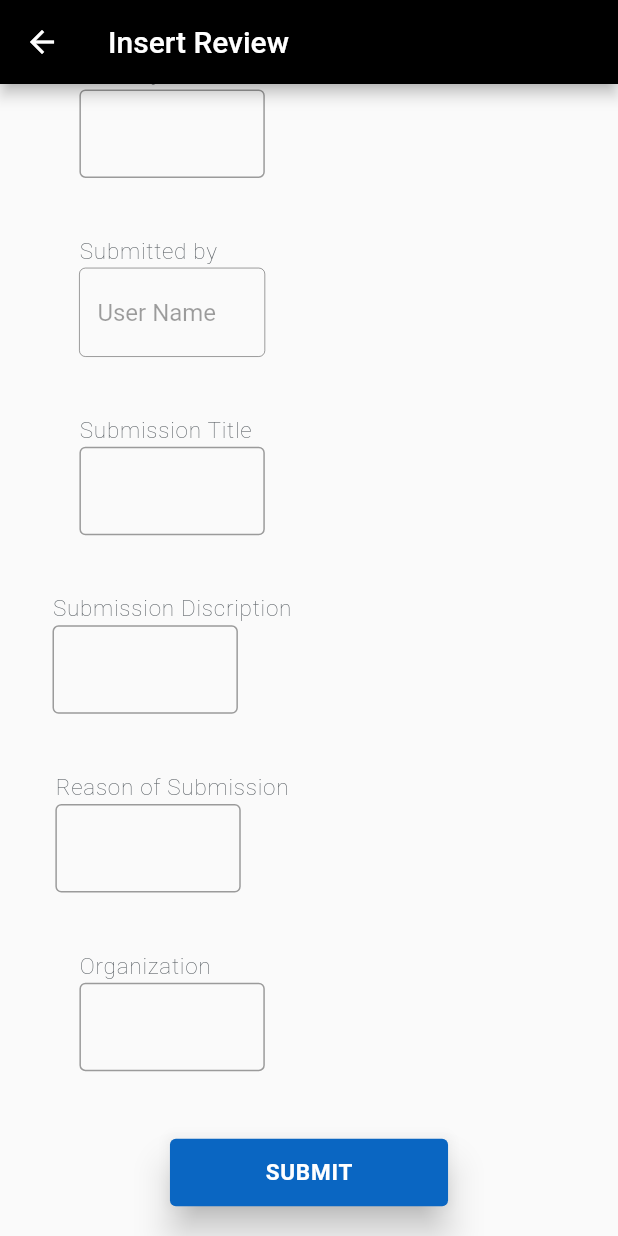
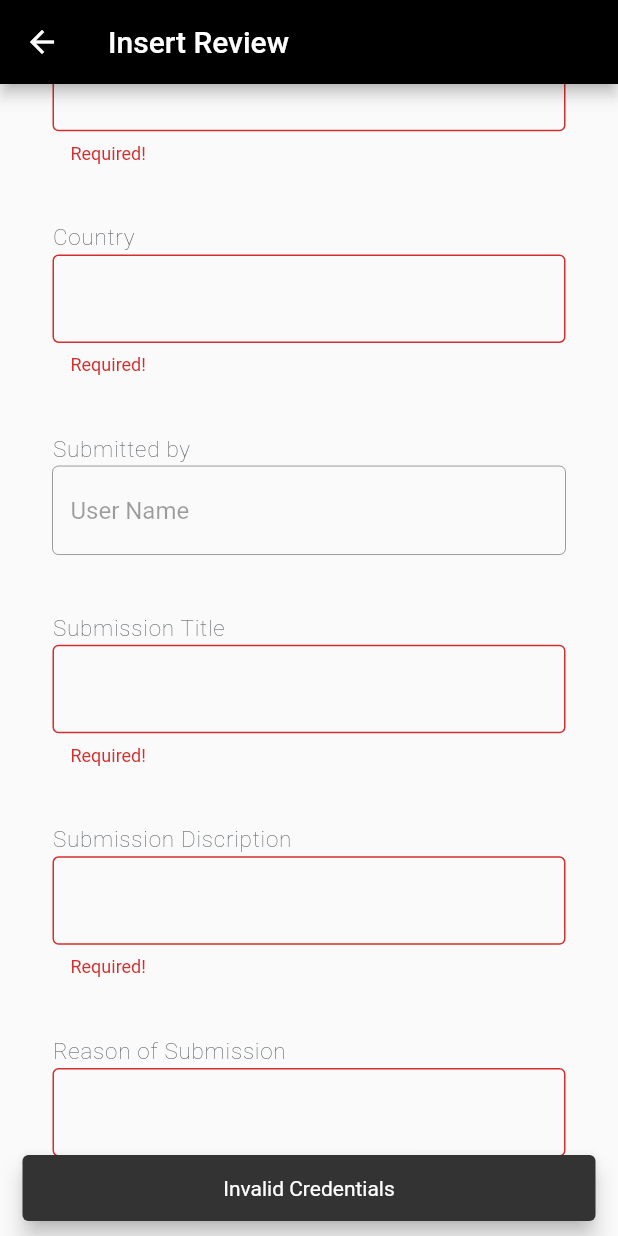
Before and after one commit to tahaaslam1/review_web_app, a Flutter app: the InsertReview screen opened by its route, scrolled down 655 dp, after a tap on "SUBMIT", on a phone screen of 412 x 824 dp. Run offline on Flutter 3.47's test engine with Material 2 defaults, Android fonts, the phone set to English and light mode, and no system bars; our stand-ins replace dropdown_search, form_field_validator.

Commit message:
Applied Validation on Input Fields

```diff
--- a/lib/presentation/pages/insert_review_page/local_widgets/drop_down_widget.dart
+++ b/lib/presentation/pages/insert_review_page/local_widgets/drop_down_widget.dart
@@ -1,9 +1,11 @@
 import 'package:flutter/material.dart';
+import 'package:form_field_validator/form_field_validator.dart';
 
 class DropDownCustomWidget extends StatefulWidget {
   final bool fullWidth;
   final TextEditingController controller;
-  const DropDownCustomWidget({super.key, required this.fullWidth, required this.controller});
+  final RequiredValidator validator;
+  const DropDownCustomWidget({super.key, required this.fullWidth, required this.controller, required this.validator});
 
   @override
   State<DropDownCustomWidget> createState() => _DropDownCustomWidgetState();
@@ -61,6 +63,7 @@ class _DropDownCustomWidgetState extends State<DropDownCustomWidget> {
                   border: OutlineInputBorder(),
                 ),
                 controller: widget.controller,
+                validator: widget.validator,
               )),
         ],
       ),
--- a/lib/presentation/pages/insert_review_page/local_widgets/input_data_fields.dart
+++ b/lib/presentation/pages/insert_review_page/local_widgets/input_data_fields.dart
@@ -1,11 +1,13 @@
 import 'package:flutter/material.dart';
+import 'package:form_field_validator/form_field_validator.dart';
 
 class InputDataFields extends StatelessWidget {
   final String fieldName;
   final bool fullWidth;
   final TextEditingController controller;
+  final RequiredValidator validator;
   const InputDataFields(
-      {super.key, required this.fieldName, required this.fullWidth, required this.controller});
+      {super.key, required this.fieldName, required this.fullWidth, required this.controller, required this.validator});
 
   @override
   Widget build(BuildContext context) {
@@ -37,6 +39,7 @@ class InputDataFields extends StatelessWidget {
                       border: OutlineInputBorder(),
                     ),
                     controller: controller,
+                    validator: RequiredValidator(errorText: "Required!"),
                   )
                 : TextFormField(
                     decoration: const InputDecoration(
--- a/lib/presentation/pages/insert_review_page/local_widgets/insert_review_large_screen.dart
+++ b/lib/presentation/pages/insert_review_page/local_widgets/insert_review_large_screen.dart
@@ -1,4 +1,5 @@
 import 'package:flutter/material.dart';
+import 'package:form_field_validator/form_field_validator.dart';
 import 'package:review_web_app/presentation/pages/insert_review_page/local_widgets/drop_down_widget.dart';
 import 'package:review_web_app/presentation/pages/insert_review_page/local_widgets/input_data_fields.dart';
 
@@ -38,9 +39,24 @@ class _InsertReviewLargeScreenState extends State<InsertReviewLargeScreen> {
     super.dispose();
   }
 
+  void _failSnackbar(String error) {
+    final snackBar = SnackBar(
+      behavior: SnackBarBehavior.floating,
+      content: Text(
+        error,
+        textAlign: TextAlign.center,
+        style: const TextStyle(),
+      ),
+    );
+    ScaffoldMessenger.of(context).showSnackBar(snackBar);
+  }
+
+  final GlobalKey<FormState> _key = GlobalKey<FormState>();
   @override
   Widget build(BuildContext context) {
-    return Column(
+    return Form(
+      key: _key,
+      child: Column(
         children: [
           Row(
             mainAxisAlignment: MainAxisAlignment.spaceEvenly,
@@ -52,31 +68,32 @@ class _InsertReviewLargeScreenState extends State<InsertReviewLargeScreen> {
                       fieldName: 'First Name',
                       fullWidth: false,
                       controller: firstNameController,
-                ),
+                      validator: RequiredValidator(errorText: 'Required!')),
                   InputDataFields(
                       fieldName: 'Last Name',
                       fullWidth: false,
                       controller: lastNameController,
-                ),
+                      validator: RequiredValidator(errorText: 'Required!')),
                   InputDataFields(
                       fieldName: 'Email',
                       fullWidth: false,
                       controller: emailController,
-                ),
+                      validator: RequiredValidator(errorText: 'Required!')),
                   DropDownCustomWidget(
                     fullWidth: false,
                     controller: nicPassportController,
+                    validator: RequiredValidator(errorText: 'Required!'),
                   ),
                   InputDataFields(
                       fieldName: 'Phone / Mobile',
                       fullWidth: false,
                       controller: phoneNumberController,
-                ),
+                      validator: RequiredValidator(errorText: 'Required!')),
                   InputDataFields(
                       fieldName: 'Country',
                       fullWidth: false,
                       controller: countryController,
-                )
+                      validator: RequiredValidator(errorText: 'Required!'))
                 ],
               ),
               Column(
@@ -86,27 +103,27 @@ class _InsertReviewLargeScreenState extends State<InsertReviewLargeScreen> {
                       fieldName: 'Submitted by',
                       fullWidth: false,
                       controller: submittedByController,
-                ),
+                      validator: RequiredValidator(errorText: 'Required!')),
                   InputDataFields(
                       fieldName: 'Submission Title',
                       fullWidth: false,
                       controller: submittionTitleController,
-                ),
+                      validator: RequiredValidator(errorText: 'Required!')),
                   InputDataFields(
                       fieldName: 'Submission Discription',
                       fullWidth: false,
                       controller: submittionDiscriptionController,
-                ),
+                      validator: RequiredValidator(errorText: 'Required!')),
                   InputDataFields(
                       fieldName: 'Reason of Submission',
                       fullWidth: false,
                       controller: submittionReasonController,
-                ),
+                      validator: RequiredValidator(errorText: 'Required!')),
                   InputDataFields(
                       fieldName: 'Organization',
                       fullWidth: false,
                       controller: organizationController,
-                ),
+                      validator: RequiredValidator(errorText: 'Required!')),
                 ],
               ),
               SizedBox(
@@ -135,6 +152,9 @@ class _InsertReviewLargeScreenState extends State<InsertReviewLargeScreen> {
                             height: 45,
                             child: ElevatedButton(
                               onPressed: () {
+                                if (_key.currentState?.validate() == false) {
+                                  _failSnackbar('Invalid Credentials');
+                                }
                                 print(firstNameController.text);
                                 firstNameController.clear();
                                 print(lastNameController.text);
@@ -181,6 +201,7 @@ class _InsertReviewLargeScreenState extends State<InsertReviewLargeScreen> {
             ),
           )
         ],
+      ),
     );
   }
 }
--- a/lib/presentation/pages/insert_review_page/local_widgets/insert_review_screen.dart
+++ b/lib/presentation/pages/insert_review_page/local_widgets/insert_review_screen.dart
@@ -1,6 +1,7 @@
 import 'package:flutter/material.dart';
 import 'package:review_web_app/presentation/pages/insert_review_page/local_widgets/drop_down_widget.dart';
 import 'package:review_web_app/presentation/pages/insert_review_page/local_widgets/input_data_fields.dart';
+import 'package:form_field_validator/form_field_validator.dart';
 
 const List<String> list = <String>['National Identity Card', 'Passport'];
 
@@ -13,6 +14,7 @@ class InsertReviewScreen extends StatefulWidget {
   State<InsertReviewScreen> createState() => _InsertReviewScreenState();
 }
 
+class _InsertReviewScreenState extends State<InsertReviewScreen> {
   final firstNameController = TextEditingController();
   final lastNameController = TextEditingController();
   final emailController = TextEditingController();
@@ -25,7 +27,19 @@ final submittionDiscriptionController = TextEditingController();
   final submittionReasonController = TextEditingController();
   final organizationController = TextEditingController();
 
-class _InsertReviewScreenState extends State<InsertReviewScreen> {
+  void _failSnackbar(String error) {
+    final snackBar = SnackBar(
+      behavior: SnackBarBehavior.floating,
+      content: Text(
+        error,
+        textAlign: TextAlign.center,
+        style: const TextStyle(),
+      ),
+    );
+    ScaffoldMessenger.of(context).showSnackBar(snackBar);
+  }
+
+  final GlobalKey<FormState> _key = GlobalKey<FormState>();
   @override
   Widget build(BuildContext context) {
     return Center(
@@ -33,6 +47,8 @@ class _InsertReviewScreenState extends State<InsertReviewScreen> {
         padding: const EdgeInsets.only(left: 20, right: 20),
         child: SizedBox(
           width: 500,
+          child: Form(
+            key: _key,
             child: Column(
               crossAxisAlignment: CrossAxisAlignment.start,
               children: [
@@ -41,57 +57,65 @@ class _InsertReviewScreenState extends State<InsertReviewScreen> {
                   children: [
                     InputDataFields(
                       fieldName: 'First Name',
-                    fullWidth: false,
+                      fullWidth: true,
                       controller: firstNameController,
+                      validator: RequiredValidator(errorText: 'Required!'),
                     ),
                     InputDataFields(
                       fieldName: 'Last Name',
-                    fullWidth: false,
+                      fullWidth: true,
                       controller: lastNameController,
+                      validator: RequiredValidator(errorText: 'Required!'),
                     ),
                     InputDataFields(
                         fieldName: 'Email',
-                    fullWidth: false,
+                        fullWidth: true,
                         controller: emailController,
-                  ),
+                        validator: RequiredValidator(errorText: 'Required!')),
                     DropDownCustomWidget(
-                    fullWidth: false,
-                    controller: nicPassportController
-                  ),
+                        fullWidth: true, controller: nicPassportController,
+                      validator: RequiredValidator(errorText: 'Required!'),),
                     InputDataFields(
                       fieldName: 'Phone / Mobile',
-                    fullWidth: false,
+                      fullWidth: true,
                       controller: phoneNumberController,
+                      validator: RequiredValidator(errorText: 'Required!'),
                     ),
                     InputDataFields(
                       fieldName: 'Country',
-                    fullWidth: false,
+                      fullWidth: true,
                       controller: countryController,
+                      validator: RequiredValidator(errorText: 'Required!'),
                     ),
                     InputDataFields(
                       fieldName: 'Submitted by',
-                    fullWidth: false,
+                      fullWidth: true,
                       controller: submittedByController,
+                      validator: RequiredValidator(errorText: 'Required!'),
                     ),
                     InputDataFields(
                       fieldName: 'Submission Title',
-                    fullWidth: false,
+                      fullWidth: true,
                       controller: submittionTitleController,
+                      validator: RequiredValidator(errorText: 'Required!'),
                     ),
                     InputDataFields(
                       fieldName: 'Submission Discription',
-                    fullWidth: false,
+                      fullWidth: true,
                       controller: submittionDiscriptionController,
+                      validator: RequiredValidator(errorText: 'Required!'),
                     ),
                     InputDataFields(
                       fieldName: 'Reason of Submission',
-                    fullWidth: false,
+                      fullWidth: true,
                       controller: submittionReasonController,
+                      validator: RequiredValidator(errorText: 'Required!'),
                     ),
                     InputDataFields(
                       fieldName: 'Organization',
-                    fullWidth: false,
+                      fullWidth: true,
                       controller: organizationController,
+                      validator: RequiredValidator(errorText: 'Required!'),
                     ),
                   ],
                 ),
@@ -114,6 +138,9 @@ class _InsertReviewScreenState extends State<InsertReviewScreen> {
                                   height: 45,
                                   child: ElevatedButton(
                                     onPressed: () {
+                                      if (_key.currentState?.validate() == false) {
+                                        _failSnackbar('Invalid Credentials');
+                                      }
                                       print(firstNameController.text);
                                       firstNameController.clear();
                                       print(lastNameController.text);
@@ -163,6 +190,7 @@ class _InsertReviewScreenState extends State<InsertReviewScreen> {
             ),
           ),
         ),
+      ),
     );
   }
 }
```
Lines whose indentation alone changed are shown as unchanged.
